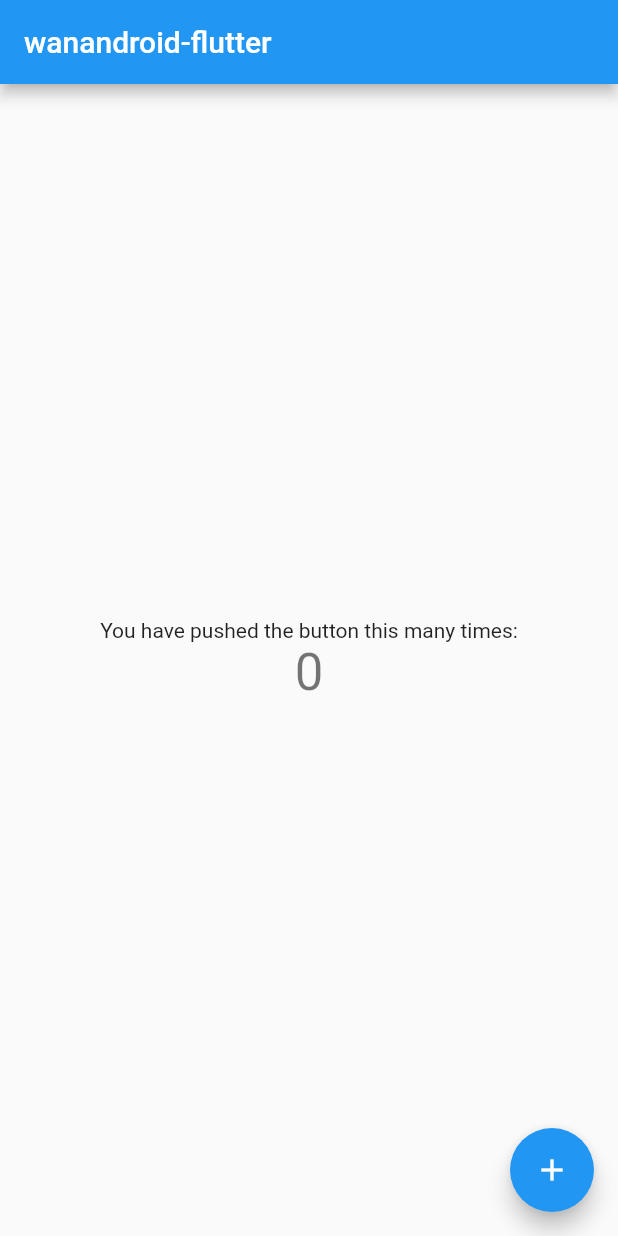
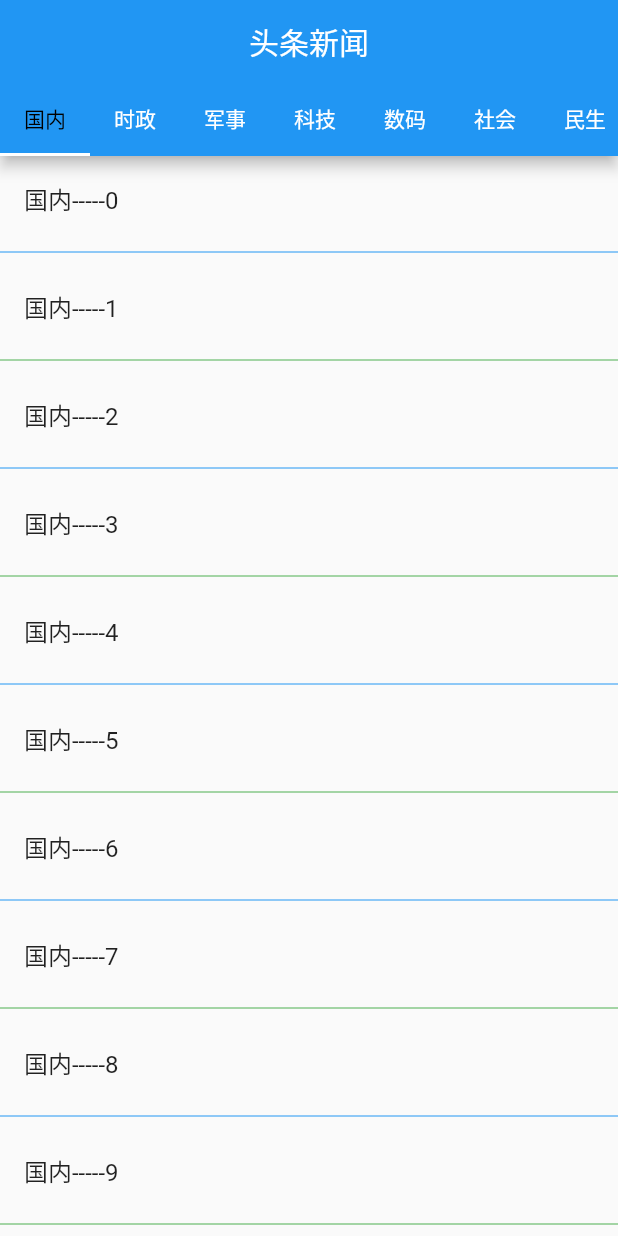
Before and after one commit to idealcn/wanandroid-flutter, a Flutter app: the screen it shows after launch, on a phone screen of 412 x 824 dp. Run offline on Flutter 3.47's test engine with Material 2 defaults, Android fonts, the phone set to English and light mode, and no system bars.

Commit message:
tabbar和listview

```diff
--- a/lib/main.dart
+++ b/lib/main.dart
@@ -20,8 +20,20 @@ class MyApp extends StatelessWidget {
         // Notice that the counter didn't reset back to zero; the application
         // is not restarted.
         primarySwatch: Colors.blue,
+        tabBarTheme: TabBarTheme(
+          indicator: UnderlineTabIndicator(),
+          indicatorSize: TabBarIndicatorSize.tab,
+          labelColor: Colors.black,
+          unselectedLabelColor: Colors.white,
+          labelStyle: TextStyle(
+            color: Colors.red,
+          ),
+          unselectedLabelStyle: TextStyle(
+            color: Colors.white,
+          ),
+        ),
       ),
-      home: MyHomePage(title: 'wanandroid-flutter'),
+      home: MyHomePage(title: '头条新闻'),
     );
   }
 }
@@ -44,18 +56,37 @@ class MyHomePage extends StatefulWidget {
   _MyHomePageState createState() => _MyHomePageState();
 }
 
-class _MyHomePageState extends State<MyHomePage> {
-  int _counter = 0;
+class _MyHomePageState extends State<MyHomePage>
+    with SingleTickerProviderStateMixin {
+  TabController _tabController;
 
-  void _incrementCounter() {
-    setState(() {
-      // This call to setState tells the Flutter framework that something has
-      // changed in this State, which causes it to rerun the build method below
-      // so that the display can reflect the updated values. If we changed
-      // _counter without calling setState(), then the build method would not be
-      // called again, and so nothing would appear to happen.
-      _counter++;
-    });
+  List tabs = [
+    "国内",
+    "时政",
+    "军事",
+    "科技",
+    "数码",
+    "社会",
+    "民生",
+    "欧洲",
+    "美国",
+    "加拿大",
+    "南美洲",
+    "东南亚"
+  ];
+
+  @override
+  void initState() {
+    // TODO: implement initState
+    super.initState();
+    _tabController = TabController(vsync: this, length: tabs.length);
+  }
+
+  @override
+  void dispose() {
+    // TODO: implement dispose
+    _tabController.dispose();
+    super.dispose();
   }
 
   @override
@@ -70,43 +101,39 @@ class _MyHomePageState extends State<MyHomePage> {
       appBar: AppBar(
         // Here we take the value from the MyHomePage object that was created by
         // the App.build method, and use it to set our appbar title.
-        title: Text(widget.title),
-      ),
-      body: Center(
-        // Center is a layout widget. It takes a single child and positions it
-        // in the middle of the parent.
-        child: Column(
-          // Column is also a layout widget. It takes a list of children and
-          // arranges them vertically. By default, it sizes itself to fit its
-          // children horizontally, and tries to be as tall as its parent.
-          //
-          // Invoke "debug painting" (press "p" in the console, choose the
-          // "Toggle Debug Paint" action from the Flutter Inspector in Android
-          // Studio, or the "Toggle Debug Paint" command in Visual Studio Code)
-          // to see the wireframe for each widget.
-          //
-          // Column has various properties to control how it sizes itself and
-          // how it positions its children. Here we use mainAxisAlignment to
-          // center the children vertically; the main axis here is the vertical
-          // axis because Columns are vertical (the cross axis would be
-          // horizontal).
-          mainAxisAlignment: MainAxisAlignment.center,
-          children: <Widget>[
-            Text(
-              'You have pushed the button this many times:',
-            ),
-            Text(
-              '$_counter',
-              style: Theme.of(context).textTheme.display1,
-            ),
-          ],
+        title: Center(
+          child: Text(widget.title),
+        ),
+        bottom: TabBar(
+          controller: _tabController,
+          tabs: tabs.map((e) => Tab(text: e)).toList(),
+          isScrollable: true,
         ),
       ),
-      floatingActionButton: FloatingActionButton(
-        onPressed: _incrementCounter,
-        tooltip: 'Increment',
-        child: Icon(Icons.add),
-      ), // This trailing comma makes auto-formatting nicer for build methods.
+      body: TabBarView(
+        controller: _tabController,
+        children: tabs.map((e) {
+          //下划线widget预定义以供复用。
+          Widget divider1 = Divider(
+            color: Colors.blue,
+          );
+          Widget divider2 = Divider(color: Colors.green);
+          return ListView.separated(
+              itemBuilder: (BuildContext context, int index) {
+                return ListTile(
+                  title: Text(e + '-----$index'),
+                );
+              },
+              separatorBuilder: (BuildContext context, int index) {
+                return index % 2 == 0 ? divider1 : divider2;
+              },
+              itemCount: 30);
+//          return Container(
+//            alignment: Alignment.center,
+//            child: Text(e, textScaleFactor: 5),
+//          );
+        }).toList(),
+      ),
     );
   }
 }
```
